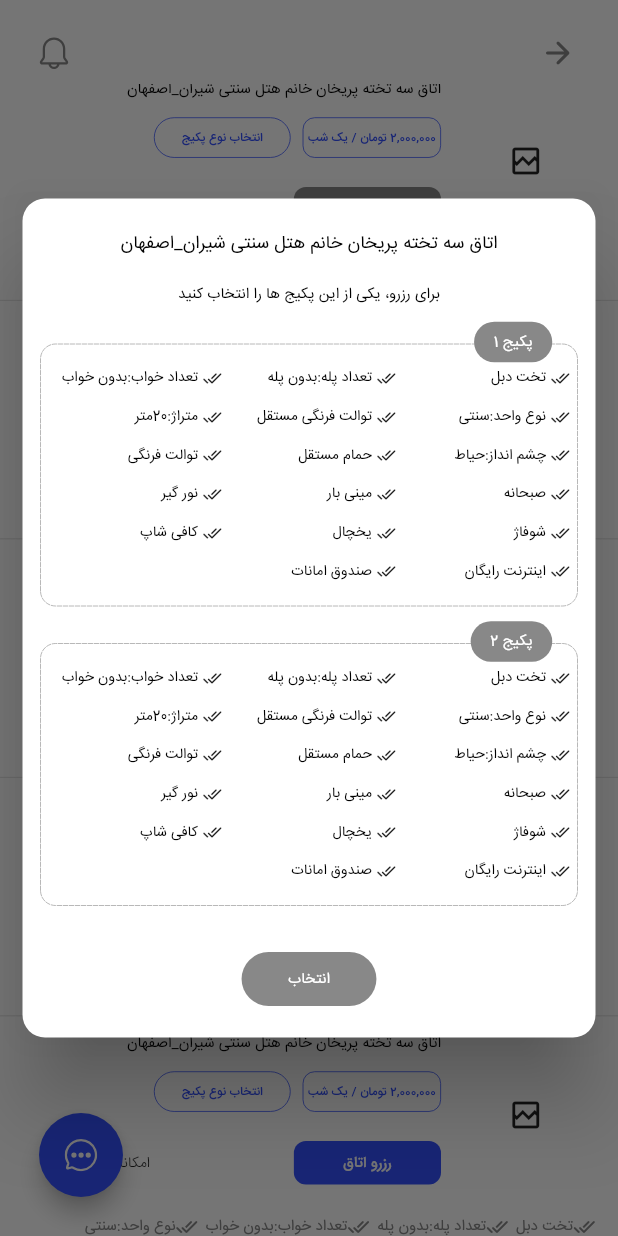
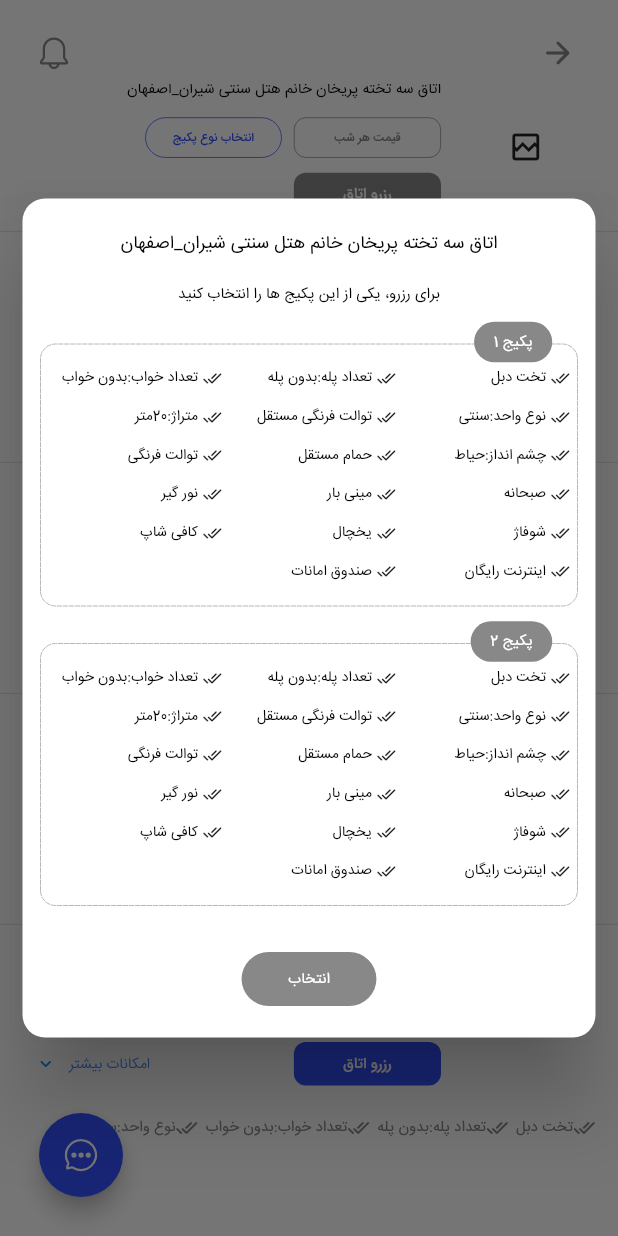
Before and after one commit to aliasghar144/uspace.ir, a Flutter app: the screen it shows after launch, scrolled down 519 dp, after a tap on "انتخاب نوع پکیج", on a phone screen of 412 x 824 dp. Run offline on Flutter 3.47's test engine with Material 2 defaults, Android fonts, the phone set to English and light mode, and no system bars; drawn by our look-alikes of cached_network_image, dotted_border; our stand-ins replace dropdown_button2, flutter_map, flutter_rating_bar, flutter_svg, get, latlong2 and 3 more; missing offline and left inert: persian_datetime_picker; network calls fail.

Commit message:
package selected bug fix

```diff
--- a/lib/views/reservation/reservation_screen.dart
+++ b/lib/views/reservation/reservation_screen.dart
@@ -107,7 +107,6 @@ class ReservationScreen extends StatelessWidget {
   RxInt selectedPackageIndex = 100.obs;
   RxInt selectedPackageId = 100.obs;
 
-
   @override
   Widget build(BuildContext context) {
     return DefaultTabController(
@@ -1297,89 +1296,133 @@ class ReservationScreen extends StatelessWidget {
                                       Row(
                                           mainAxisSize: MainAxisSize.min,
                                           children: [
-                                            InkWell(
+                                            index == 0
+                                                ? InkWell(
                                                     onTap: () {
-                                                Get.dialog(chosePackage());
+                                                      Get.dialog(
+                                                          chosePackage());
                                                     },
                                                     borderRadius:
-                                                  BorderRadius.circular(18),
-                                              child: Container(
+                                                        BorderRadius.circular(
+                                                            18),
+                                                    child: Obx(() => Container(
                                                           padding:
-                                                    const EdgeInsets.symmetric(
+                                                              const EdgeInsets
+                                                                      .symmetric(
+                                                                  horizontal:
+                                                                      3.0),
+                                                          decoration: BoxDecoration(
+                                                              border: Border.all(
+                                                                  color: selectedPackageId
+                                                                              .value ==
+                                                                          100
+                                                                      ? AppColors
+                                                                          .mainColor
+                                                                      : AppColors
+                                                                          .grayColor,
+                                                                  width: 0.5),
+                                                              borderRadius:
+                                                                  BorderRadius
+                                                                      .circular(
+                                                                          18)),
+                                                          child: Padding(
+                                                            padding:
+                                                                const EdgeInsets
+                                                                        .symmetric(
+                                                                    vertical:
+                                                                        6.0,
+                                                                    horizontal:
+                                                                        15),
+                                                            child: Center(
+                                                                child: Text(
+                                                                    'انتخاب نوع پکیج',
+                                                                    softWrap:
+                                                                        true,
+                                                                    textDirection:
+                                                                        TextDirection
+                                                                            .rtl,
+                                                                    style: Theme.of(Get
+                                                                            .context!)
+                                                                        .textTheme
+                                                                        .bodySmall!
+                                                                        .copyWith(
+                                                                            fontSize:
+                                                                                8,
+                                                                            color: selectedPackageId.value == 100
+                                                                                ? AppColors.mainColor
+                                                                                : AppColors.grayColor))),
+                                                          ),
+                                                        )),
+                                                  )
+                                                : const SizedBox(),
+                                            const SizedBox(
+                                              width: 8,
+                                            ),
+                                            Obx(() => Container(
+                                                  width: Get.width / 4.2,
+                                                  padding: const EdgeInsets
+                                                          .symmetric(
                                                       horizontal: 3.0),
                                                   decoration: BoxDecoration(
                                                       border: Border.all(
-                                                        color:
-                                                            AppColors.mainColor,
+                                                          color: selectedPackageId
+                                                                          .value ==
+                                                                      100 &&
+                                                                  index == 0
+                                                              ? AppColors
+                                                                  .grayColor
+                                                              : AppColors
+                                                                  .mainColor,
                                                           width: 0.5),
                                                       borderRadius:
                                                           BorderRadius.circular(
-                                                            18)),
+                                                              8)),
                                                   child: Padding(
                                                     padding: const EdgeInsets
                                                             .symmetric(
-                                                      vertical: 6.0,
-                                                      horizontal: 15),
+                                                        vertical: 6.0),
                                                     child: Center(
                                                         child: Text(
-                                                          'انتخاب نوع پکیج',
+                                                            selectedPackageId.value ==
+                                                                        100 &&
+                                                                    index == 0
+                                                                ? 'قیمت هر شب'
+                                                                : '2,000,000 تومان / یک شب',
                                                             softWrap: true,
                                                             textDirection:
-                                                              TextDirection.rtl,
-                                                          style: Theme.of(
-                                                                  Get.context!)
+                                                                TextDirection
+                                                                    .rtl,
+                                                            style: Theme.of(Get
+                                                                    .context!)
                                                                 .textTheme
                                                                 .bodySmall!
                                                                 .copyWith(
                                                                     fontSize: 8,
-                                                                  color: AppColors
-                                                                      .mainColor))),
-                                                ),
-                                              ),
-                                            ),
-                                            const SizedBox(
-                                              width: 8,
-                                            ),
-                                            Container(
-                                              padding:
-                                                  const EdgeInsets.symmetric(
-                                                      horizontal: 3.0),
-                                              decoration: BoxDecoration(
-                                                  border: Border.all(
-                                                      color:
-                                                          AppColors.mainColor,
-                                                      width: 0.5),
-                                                  borderRadius:
-                                                      BorderRadius.circular(8)),
-                                              child: Padding(
-                                                padding:
-                                                    const EdgeInsets.symmetric(
-                                                        vertical: 6.0),
-                                                child: Center(
-                                                    child: Text(
-                                                        '2,000,000 تومان / یک شب',
-                                                        softWrap: true,
-                                                        textDirection:
-                                                            TextDirection.rtl,
-                                                        style: Theme.of(
-                                                                Get.context!)
-                                                            .textTheme
-                                                            .bodySmall!
-                                                            .copyWith(
-                                                                fontSize: 8,
-                                                                color: AppColors
-                                                                    .mainColor))),
-                                              ),
-                                            ),
+                                                                    color: selectedPackageId.value == 100 &&
+                                                                            index ==
+                                                                                0
+                                                                        ? AppColors
+                                                                            .grayColor
+                                                                        : AppColors.mainColor))),
+                                                  ),
+                                                )),
                                           ]),
-                                      const SizedBox(
-                                        height: 10,
-                                      ),
+                                      Obx(() => SizedBox(
+                                            height: selectedPackageId.value ==
+                                                        100 &&
+                                                    index == 0
+                                                ? 10
+                                                : 5,
+                                          )),
                                       Row(
                                         mainAxisAlignment:
                                             MainAxisAlignment.spaceBetween,
                                         children: [
-                                          Obx(() => TextButton.icon(
+                                          Obx(() => selectedPackageId.value ==
+                                                      100 &&
+                                                  index == 0
+                                              ? const SizedBox()
+                                              : Obx(() => TextButton.icon(
                                                   onPressed: () {
                                                     showMore[index].toggle();
                                                   },
@@ -1395,17 +1438,18 @@ class ReservationScreen extends StatelessWidget {
                                                       showMore[index].value
                                                           ? 'کمتر'
                                                           : 'امکانات بیشتر',
-                                                  style: Theme.of(Get.context!)
+                                                      style: Theme.of(
+                                                              Get.context!)
                                                           .textTheme
                                                           .titleMedium!
                                                           .copyWith(
-                                                          fontSize: 10)))),
+                                                              color: Colors
+                                                                  .blueAccent,
+                                                              fontSize: 10))))),
                                           Obx(() => InkWell(
                                                 onTap: () {
-                                                  dropDownController
-                                                                  .dropDownValue
-                                                                  .value ==
-                                                              "" &&
+                                                  selectedPackageId.value ==
+                                                              100 &&
                                                           index == 0
                                                       ? null
                                                       : Get.to(
@@ -1418,10 +1462,9 @@ class ReservationScreen extends StatelessWidget {
                                                     borderRadius:
                                                         BorderRadius.circular(
                                                             8),
-                                                    color: dropDownController
-                                                                    .dropDownValue
+                                                    color: selectedPackageId
                                                                     .value ==
-                                                                "" &&
+                                                                100 &&
                                                             index == 0
                                                         ? AppColors.grayColor
                                                         : AppColors.mainColor,
@@ -1475,7 +1518,9 @@ class ReservationScreen extends StatelessWidget {
                                 ),
                               ),
                             ]),
-                        Obx(() => Wrap(
+                        Obx(() => selectedPackageId.value == 100 && index == 0
+                            ? const SizedBox()
+                            : Wrap(
                                 direction: Axis.horizontal,
                                 textDirection: TextDirection.rtl,
                                 children: facilitiesList(
@@ -1500,7 +1545,8 @@ class ReservationScreen extends StatelessWidget {
                                                           AppColors.grayColor)),
                                         ),
                                         const Icon(Icons.done_all_rounded,
-                                          size: 15, color: AppColors.grayColor)
+                                            size: 15,
+                                            color: AppColors.grayColor)
                                       ],
                                     ),
                                   );
@@ -1697,9 +1743,10 @@ class ReservationScreen extends StatelessWidget {
                   children: [
                     InkWell(
                       onTap: () {
-                        if(selectedPackageIndex.value == index){
+                        if (selectedPackageIndex.value == index) {
                           selectedPackageIndex.value = 100;
-                        }else{                        selectedPackageIndex.value = index;
+                        } else {
+                          selectedPackageIndex.value = index;
                         }
                       },
                       child: Padding(
@@ -1760,9 +1807,10 @@ class ReservationScreen extends StatelessWidget {
                       top: -Get.height * 0.018,
                       child: InkWell(
                         onTap: () {
-                          if(selectedPackageIndex.value == index){
+                          if (selectedPackageIndex.value == index) {
                             selectedPackageIndex.value = 100;
-                          }else{                        selectedPackageIndex.value = index;
+                          } else {
+                            selectedPackageIndex.value = index;
                           }
                         },
                         child: Obx(() => Container(
@@ -1831,21 +1879,25 @@ class ReservationScreen extends StatelessWidget {
           ),
           Obx(() => ElevatedButton(
               style: ElevatedButton.styleFrom(
-                backgroundColor:  selectedPackageIndex.value != 100 ?  AppColors.mainColor : AppColors.grayColor,
+                  backgroundColor: selectedPackageIndex.value != 100
+                      ? AppColors.mainColor
+                      : AppColors.grayColor,
                   elevation: 0,
                   shape: RoundedRectangleBorder(
-                  borderRadius: BorderRadius.circular(18)
-                )
-              ),
-              onPressed:() {
-                if(selectedPackageIndex.value != 100){
+                      borderRadius: BorderRadius.circular(18))),
+              onPressed: () {
+                if (selectedPackageIndex.value != 100) {
                   selectedPackageId.value = selectedPackageIndex.value;
                   Get.back();
                 }
               },
               child: Padding(
                 padding: const EdgeInsets.symmetric(horizontal: 15.0),
-                child: Text('انتخاب',style:Theme.of(Get.context!).textTheme.labelSmall!.copyWith(color: Colors.white,)),
+                child: Text('انتخاب',
+                    style:
+                        Theme.of(Get.context!).textTheme.labelSmall!.copyWith(
+                              color: Colors.white,
+                            )),
               ))),
           const SizedBox(
             height: 15,
@@ -1863,6 +1915,4 @@ class ReservationScreen extends StatelessWidget {
       return facilitiesList.getRange(0, 4).toList();
     }
   }
-
-
 }
```
Lines whose indentation alone changed are shown as unchanged.
